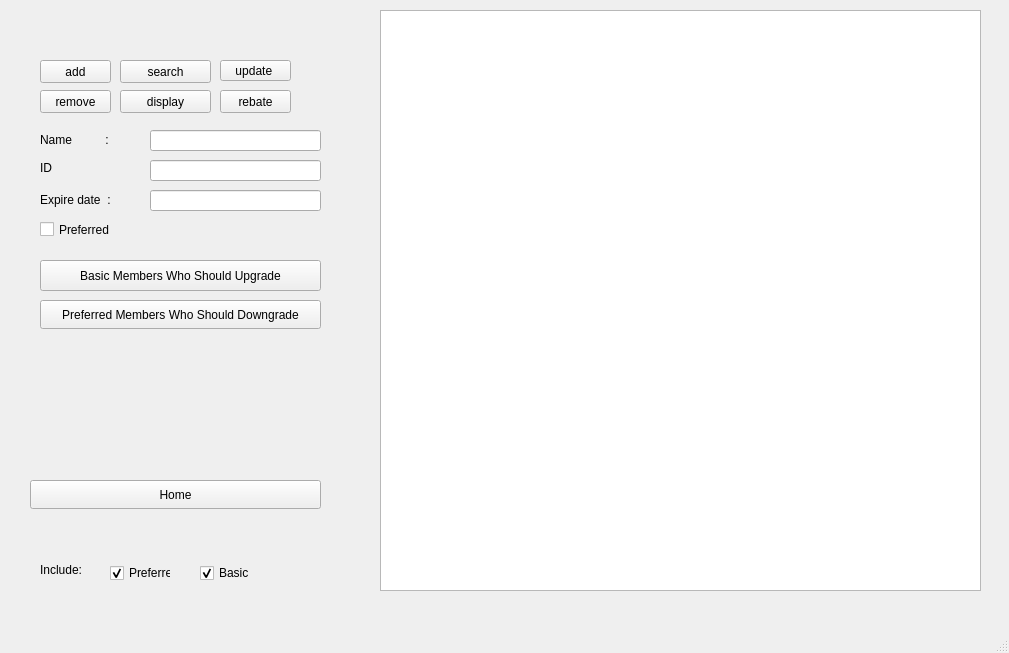
Above: mainwindow.ui from eyemkey/SuperWarehouseProject before the change. Below: the same form after it.
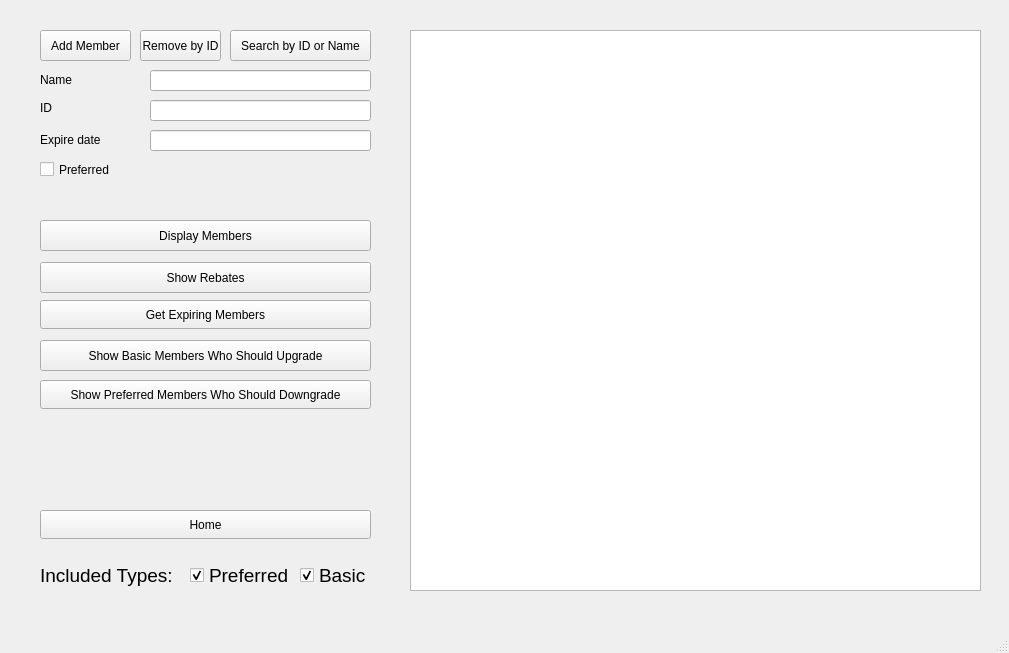
That is the form after the change. The open tabs and pages were chosen to show the change.

What changed in the file:
```diff
--- a/mainwindow.ui
+++ b/mainwindow.ui
@@ -20,9 +20,9 @@
    <widget class="QStackedWidget" name="PageManager">
     <property name="geometry">
      <rect>
-      <x>10</x>
+      <x>20</x>
       <y>10</y>
-      <width>351</width>
+      <width>371</width>
       <height>541</height>
      </rect>
     </property>
@@ -62,8 +62,8 @@
       <property name="geometry">
        <rect>
         <x>20</x>
-        <y>470</y>
-        <width>291</width>
+        <y>500</y>
+        <width>331</width>
         <height>29</height>
        </rect>
       </property>
@@ -74,8 +74,8 @@
      <widget class="QCheckBox" name="typeInput">
       <property name="geometry">
        <rect>
-        <x>30</x>
-        <y>210</y>
+        <x>20</x>
+        <y>150</y>
         <width>91</width>
         <height>19</height>
        </rect>
@@ -84,25 +84,12 @@
        <string>Preferred</string>
       </property>
      </widget>
-     <widget class="QPushButton" name="updateButton">
-      <property name="geometry">
-       <rect>
-        <x>210</x>
-        <y>50</y>
-        <width>71</width>
-        <height>21</height>
-       </rect>
-      </property>
-      <property name="text">
-       <string>update </string>
-      </property>
-     </widget>
      <widget class="QLineEdit" name="expiryInput">
       <property name="geometry">
        <rect>
-        <x>140</x>
-        <y>180</y>
-        <width>171</width>
+        <x>130</x>
+        <y>120</y>
+        <width>221</width>
         <height>21</height>
        </rect>
       </property>
@@ -113,48 +100,48 @@
      <widget class="QPushButton" name="displayButton">
       <property name="geometry">
        <rect>
-        <x>110</x>
-        <y>80</y>
-        <width>91</width>
-        <height>23</height>
+        <x>20</x>
+        <y>210</y>
+        <width>331</width>
+        <height>31</height>
        </rect>
       </property>
       <property name="text">
-       <string>display</string>
+       <string>Display Members</string>
       </property>
      </widget>
      <widget class="QPushButton" name="removeButton">
       <property name="geometry">
        <rect>
-        <x>30</x>
-        <y>80</y>
-        <width>71</width>
-        <height>23</height>
+        <x>120</x>
+        <y>20</y>
+        <width>81</width>
+        <height>31</height>
        </rect>
       </property>
       <property name="text">
-       <string>remove</string>
+       <string>Remove by ID</string>
       </property>
      </widget>
      <widget class="QPushButton" name="addButton">
       <property name="geometry">
        <rect>
-        <x>30</x>
-        <y>50</y>
-        <width>71</width>
-        <height>23</height>
+        <x>20</x>
+        <y>20</y>
+        <width>91</width>
+        <height>31</height>
        </rect>
       </property>
       <property name="text">
-       <string>add</string>
+       <string>Add Member</string>
       </property>
      </widget>
      <widget class="QLineEdit" name="idInput">
       <property name="geometry">
        <rect>
-        <x>140</x>
-        <y>150</y>
-        <width>171</width>
+        <x>130</x>
+        <y>90</y>
+        <width>221</width>
         <height>21</height>
        </rect>
       </property>
@@ -165,34 +152,34 @@
      <widget class="QPushButton" name="searchButton">
       <property name="geometry">
        <rect>
-        <x>110</x>
-        <y>50</y>
-        <width>91</width>
-        <height>23</height>
+        <x>210</x>
+        <y>20</y>
+        <width>141</width>
+        <height>31</height>
        </rect>
       </property>
       <property name="text">
-       <string>search</string>
+       <string>Search by ID or Name</string>
       </property>
      </widget>
      <widget class="QPushButton" name="rebateButton">
       <property name="geometry">
        <rect>
-        <x>210</x>
-        <y>80</y>
-        <width>71</width>
-        <height>23</height>
+        <x>20</x>
+        <y>252</y>
+        <width>331</width>
+        <height>31</height>
        </rect>
       </property>
       <property name="text">
-       <string>rebate</string>
+       <string>Show Rebates</string>
       </property>
      </widget>
      <widget class="QLabel" name="label_2">
       <property name="geometry">
        <rect>
-        <x>30</x>
-        <y>150</y>
+        <x>20</x>
+        <y>90</y>
         <width>91</width>
         <height>16</height>
        </rect>
@@ -204,22 +191,22 @@
      <widget class="QLabel" name="label">
       <property name="geometry">
        <rect>
-        <x>30</x>
-        <y>120</y>
+        <x>20</x>
+        <y>60</y>
         <width>81</width>
         <height>20</height>
        </rect>
       </property>
       <property name="text">
-       <string>Name          :</string>
+       <string>Name         </string>
       </property>
      </widget>
      <widget class="QLineEdit" name="nameInput">
       <property name="geometry">
        <rect>
-        <x>140</x>
-        <y>120</y>
-        <width>171</width>
+        <x>130</x>
+        <y>60</y>
+        <width>221</width>
         <height>21</height>
        </rect>
       </property>
@@ -230,40 +217,53 @@
      <widget class="QLabel" name="label_3">
       <property name="geometry">
        <rect>
-        <x>30</x>
-        <y>180</y>
+        <x>20</x>
+        <y>120</y>
         <width>91</width>
         <height>20</height>
        </rect>
       </property>
       <property name="text">
-       <string>Expire date  : </string>
+       <string>Expire date </string>
       </property>
      </widget>
      <widget class="QPushButton" name="membersDowngrade">
       <property name="geometry">
        <rect>
-        <x>30</x>
-        <y>290</y>
-        <width>281</width>
+        <x>20</x>
+        <y>370</y>
+        <width>331</width>
         <height>29</height>
        </rect>
       </property>
       <property name="text">
-       <string>Preferred Members Who Should Downgrade</string>
+       <string>Show Preferred Members Who Should Downgrade</string>
       </property>
      </widget>
      <widget class="QPushButton" name="membersUpgrade">
       <property name="geometry">
        <rect>
-        <x>30</x>
-        <y>250</y>
-        <width>281</width>
+        <x>20</x>
+        <y>330</y>
+        <width>331</width>
         <height>31</height>
        </rect>
       </property>
       <property name="text">
-       <string>Basic Members Who Should Upgrade</string>
+       <string>Show Basic Members Who Should Upgrade</string>
+      </property>
+     </widget>
+     <widget class="QPushButton" name="expiringMembers">
+      <property name="geometry">
+       <rect>
+        <x>20</x>
+        <y>290</y>
+        <width>331</width>
+        <height>29</height>
+       </rect>
+      </property>
+      <property name="text">
+       <string>Get Expiring Members</string>
       </property>
      </widget>
     </widget>
@@ -464,28 +464,15 @@
        <string>Year</string>
       </property>
      </widget>
-     <widget class="QPushButton" name="expiringMembers">
-      <property name="geometry">
-       <rect>
-        <x>10</x>
-        <y>470</y>
-        <width>201</width>
-        <height>29</height>
-       </rect>
-      </property>
-      <property name="text">
-       <string>Get Expiring Members</string>
-      </property>
-     </widget>
     </widget>
    </widget>
    <widget class="QPlainTextEdit" name="reportWindow">
     <property name="geometry">
      <rect>
-      <x>380</x>
-      <y>10</y>
-      <width>601</width>
-      <height>581</height>
+      <x>410</x>
+      <y>30</y>
+      <width>571</width>
+      <height>561</height>
      </rect>
     </property>
     <property name="tabChangesFocus">
@@ -501,12 +488,17 @@
    <widget class="QCheckBox" name="preferredCheckbox">
     <property name="geometry">
      <rect>
-      <x>110</x>
+      <x>190</x>
       <y>560</y>
-      <width>61</width>
-      <height>26</height>
+      <width>101</width>
+      <height>31</height>
      </rect>
     </property>
+    <property name="font">
+     <font>
+      <pointsize>14</pointsize>
+     </font>
+    </property>
     <property name="text">
      <string>Preferred</string>
     </property>
@@ -517,15 +509,26 @@
    <widget class="QCheckBox" name="basicCheckbox">
     <property name="geometry">
      <rect>
-      <x>200</x>
+      <x>300</x>
       <y>560</y>
-      <width>51</width>
-      <height>26</height>
+      <width>91</width>
+      <height>31</height>
      </rect>
     </property>
+    <property name="font">
+     <font>
+      <pointsize>14</pointsize>
+     </font>
+    </property>
     <property name="text">
      <string>Basic</string>
     </property>
+    <property name="iconSize">
+     <size>
+      <width>40</width>
+      <height>40</height>
+     </size>
+    </property>
     <property name="checked">
      <bool>true</bool>
     </property>
@@ -535,12 +538,17 @@
      <rect>
       <x>40</x>
       <y>560</y>
-      <width>41</width>
-      <height>20</height>
+      <width>141</width>
+      <height>31</height>
      </rect>
     </property>
+    <property name="font">
+     <font>
+      <pointsize>14</pointsize>
+     </font>
+    </property>
     <property name="text">
-     <string>Include: </string>
+     <string>Included Types: </string>
     </property>
    </widget>
   </widget>
```
Left out of the diff: 130 changed lines with no effect on the pictures.
